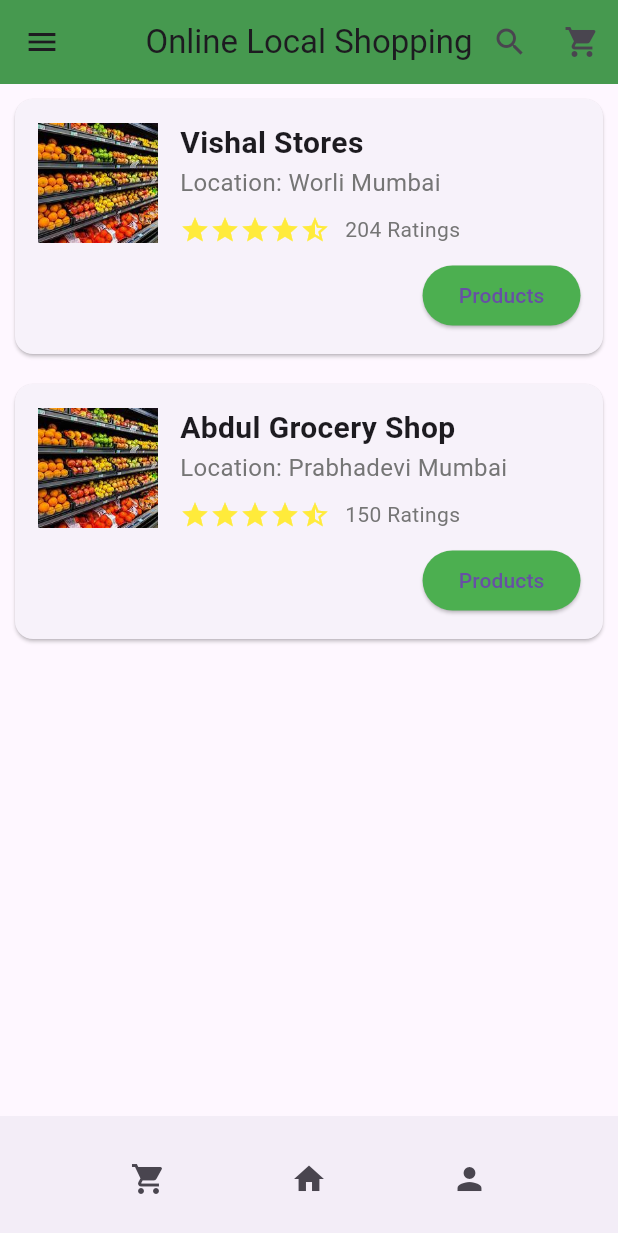
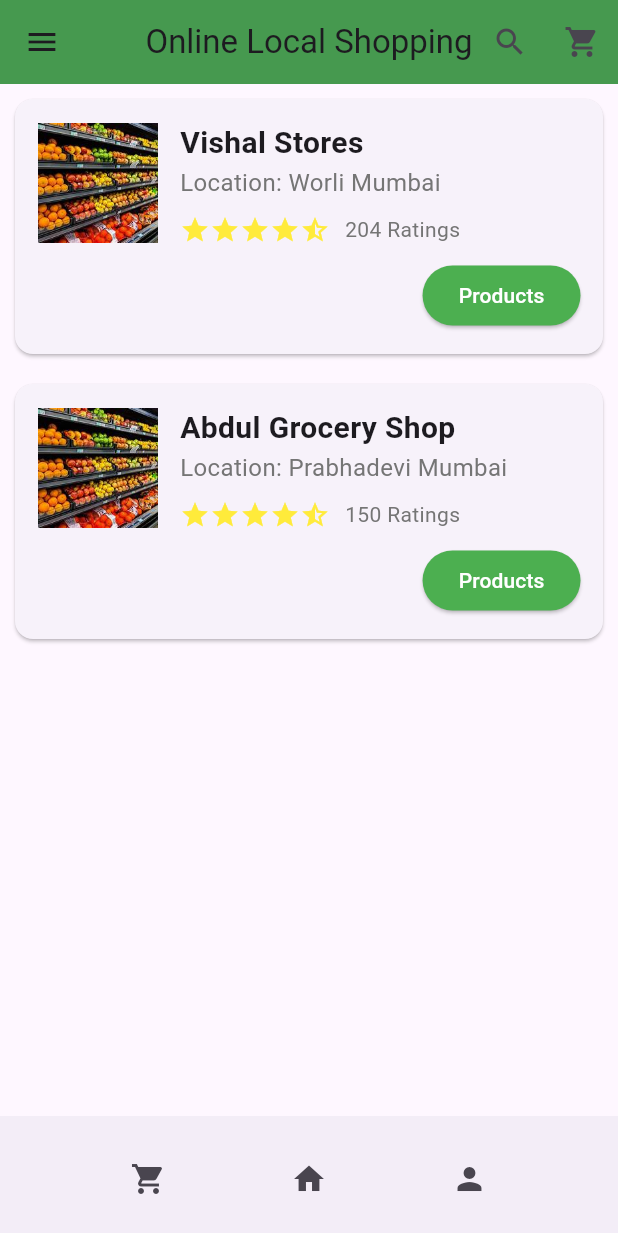
Before and after one commit to kinjal5104/poster, a Flutter app: the screen2 screen opened by its route, on a phone screen of 412 x 824 dp. Shown: the top 1233 px of the screen. Run offline on Flutter 3.47's test engine with Material 3 defaults, Android fonts, the phone set to English and light mode, and no system bars; our stand-ins replace pinput.

Commit message:
button color fixed

```diff
--- a/lib/screens/OrderSummaryScreen.dart
+++ b/lib/screens/OrderSummaryScreen.dart
@@ -194,7 +194,10 @@ class OrderSummaryCard extends StatelessWidget {
                   borderRadius: BorderRadius.circular(20),
                 ),
               ),
-              child: Text('Delete'),
+              child: Text(
+                'Delete',
+                style: TextStyle(color: Colors.white),
+              ),
             ),
           ],
         ),
--- a/lib/screens/PaymentPage.dart
+++ b/lib/screens/PaymentPage.dart
@@ -123,7 +123,10 @@ class _PaymentPageState extends State<PaymentPage> {
               style: ElevatedButton.styleFrom(
                 backgroundColor: Colors.green.shade600,
               ),
-              child: Text('Proceed to Pay'),
+              child: Text(
+                  'Proceed to Pay',
+                style: TextStyle(color: Colors.white)
+              ),
             ),
           ],
         ),
--- a/lib/screens/screen2.dart
+++ b/lib/screens/screen2.dart
@@ -231,7 +231,10 @@ class ShopCard extends StatelessWidget {
                 onPressed: () {
                   Navigator.pushNamed(context, 'products');
                 },
-                child: Text('Products'),
+                child: Text(
+                    'Products',
+                  style: TextStyle(color: Colors.white),
+                ),
                 style: ElevatedButton.styleFrom(
                   backgroundColor: Colors.green,
                 ),
```
